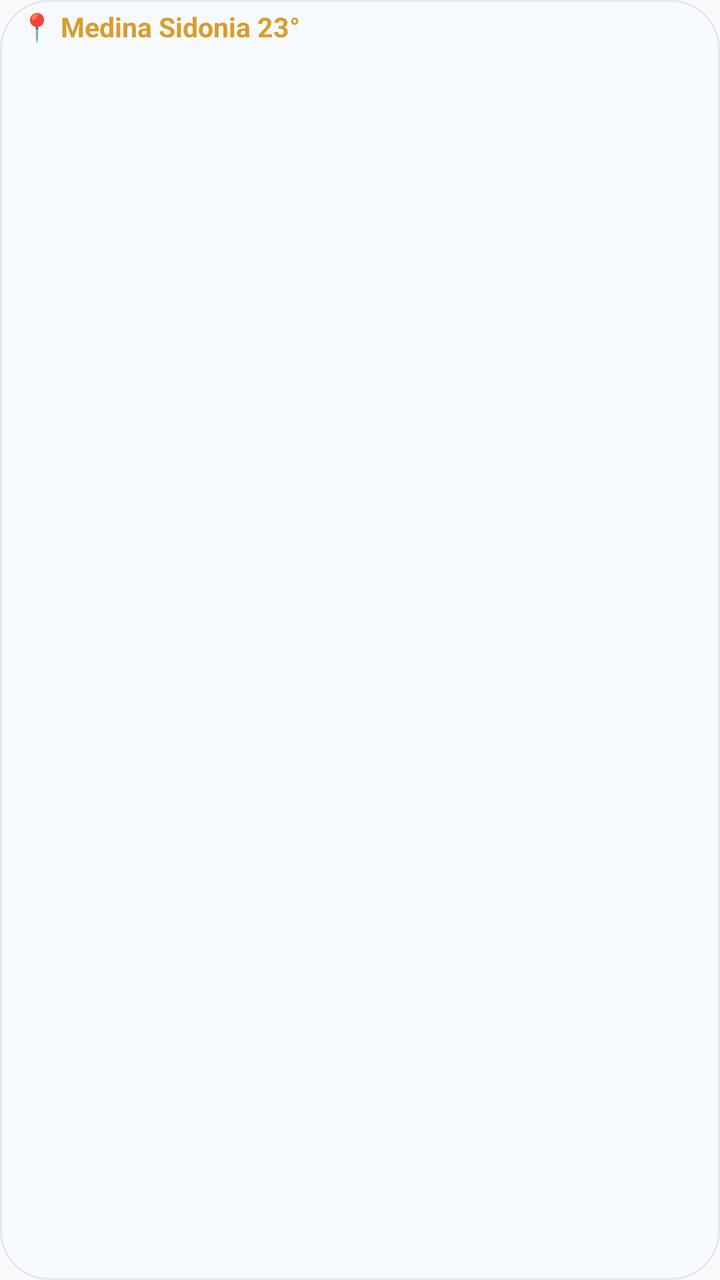
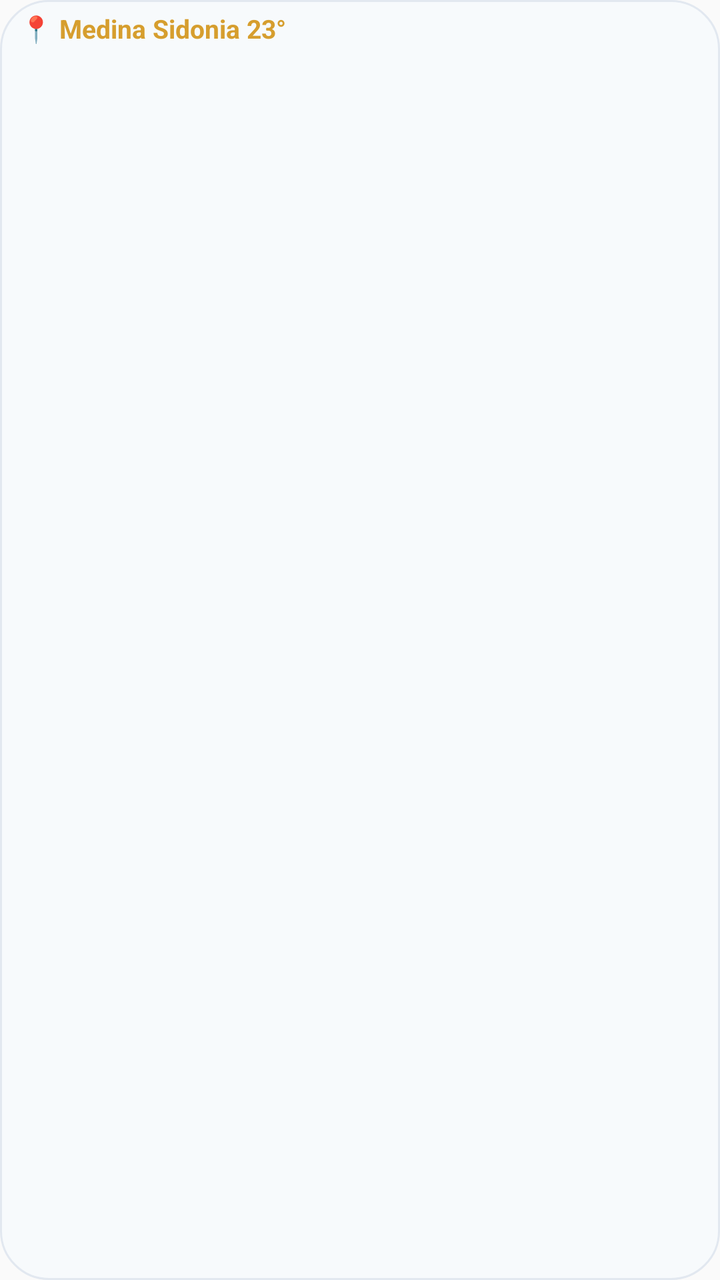

The first picture is an Android layout as it rendered before a commit; the second is the same layout after the commit. The layout source and the unified diff follow.
<!-- AndroidManifest.xml: application theme Theme.AemetWidget -->
<!-- res/layout/widget_weather_light.xml -->
<?xml version="1.0" encoding="utf-8"?>
<LinearLayout xmlns:android="http://schemas.android.com/apk/res/android"
    android:id="@+id/widgetRoot"
    android:layout_width="match_parent"
    android:layout_height="match_parent"
    android:background="@drawable/bg_widget_light"
    android:orientation="vertical"
    android:paddingStart="10dp"
    android:paddingEnd="10dp"
    android:paddingTop="6dp"
    android:paddingBottom="6dp">

    
    <LinearLayout
        android:layout_width="match_parent"
        android:layout_height="wrap_content"
        android:gravity="center_vertical"
        android:orientation="horizontal"
        android:layout_marginBottom="2dp">

        <TextView
            android:id="@+id/tvHeaderCityTemp"
            android:layout_width="0dp"
            android:layout_height="wrap_content"
            android:layout_weight="1"
            android:ellipsize="end"
            android:includeFontPadding="false"
            android:singleLine="true"
            android:text="📍 Medina Sidonia 23°"
            android:textColor="#D69E2E"
            android:textSize="13.5sp"
            android:textStyle="bold" />

        <TextView
            android:id="@+id/tvUpdateTime"
            android:layout_width="wrap_content"
            android:layout_height="wrap_content"
            android:includeFontPadding="false"
            android:text=""
            android:textColor="#4A5568"
            android:textSize="10.5sp" />
    </LinearLayout>

    
    <ListView
        android:id="@+id/lvWidgetDays"
        android:layout_width="match_parent"
        android:layout_height="0dp"
        android:layout_weight="1"
        android:clipToPadding="true"
        android:divider="@null"
        android:dividerHeight="0dp"
        android:scrollbars="none" />

    
    <TextView
        android:id="@+id/empty_view"
        android:layout_width="match_parent"
        android:layout_height="0dp"
        android:layout_weight="1"
        android:gravity="center"
        android:includeFontPadding="false"
        android:text="Cargando previsión... Pulsa la hora para actualizar"
        android:textColor="#718096"
        android:textSize="11.5sp"
        android:visibility="gone" />

</LinearLayout>
<!-- resources referenced by this layout -->
<resources>
  <!-- drawable bg_widget_light (drawable) -->
  <?xml version="1.0" encoding="utf-8"?>
  <shape xmlns:android="http://schemas.android.com/apk/res/android"
      android:shape="rectangle">
      <solid android:color="#F7FAFC" />
      <corners android:radius="24dp" />
      <stroke android:width="1dp" android:color="#E2E8F0" />
  </shape>
  <style name="Theme.AemetWidget" parent="android:Theme.Material.Light.NoActionBar" />
</resources>

<!-- the commit's change to res/layout/widget_weather_light.xml (unified diff, before → after) -->
@@ -7,16 +7,18 @@
     android:orientation="vertical"
     android:paddingStart="10dp"
     android:paddingEnd="10dp"
-    android:paddingTop="6dp"
-    android:paddingBottom="6dp">
+    android:paddingTop="4dp"
+    android:paddingBottom="4dp">
 
     
     <LinearLayout
         android:layout_width="match_parent"
-        android:layout_height="wrap_content"
+        android:layout_height="22dp"
         android:gravity="center_vertical"
         android:orientation="horizontal"
-        android:layout_marginBottom="2dp">
+        android:layout_marginBottom="2dp"
+        android:paddingTop="2dp"
+        android:paddingBottom="2dp">
 
         <TextView
             android:id="@+id/tvHeaderCityTemp"
@@ -28,7 +30,7 @@
             android:singleLine="true"
             android:text="📍 Medina Sidonia 23°"
             android:textColor="#D69E2E"
-            android:textSize="13.5sp"
+            android:textSize="13sp"
             android:textStyle="bold" />
 
         <TextView
@@ -45,8 +47,8 @@
     <ListView
         android:id="@+id/lvWidgetDays"
         android:layout_width="match_parent"
-        android:layout_height="0dp"
-        android:layout_weight="1"
+        android:layout_height="106dp"
+        android:layout_gravity="center_vertical"
         android:clipToPadding="true"
         android:divider="@null"
         android:dividerHeight="0dp"
@@ -56,8 +58,7 @@
     <TextView
         android:id="@+id/empty_view"
         android:layout_width="match_parent"
-        android:layout_height="0dp"
-        android:layout_weight="1"
+        android:layout_height="106dp"
         android:gravity="center"
         android:includeFontPadding="false"
         android:text="Cargando previsión... Pulsa la hora para actualizar"
